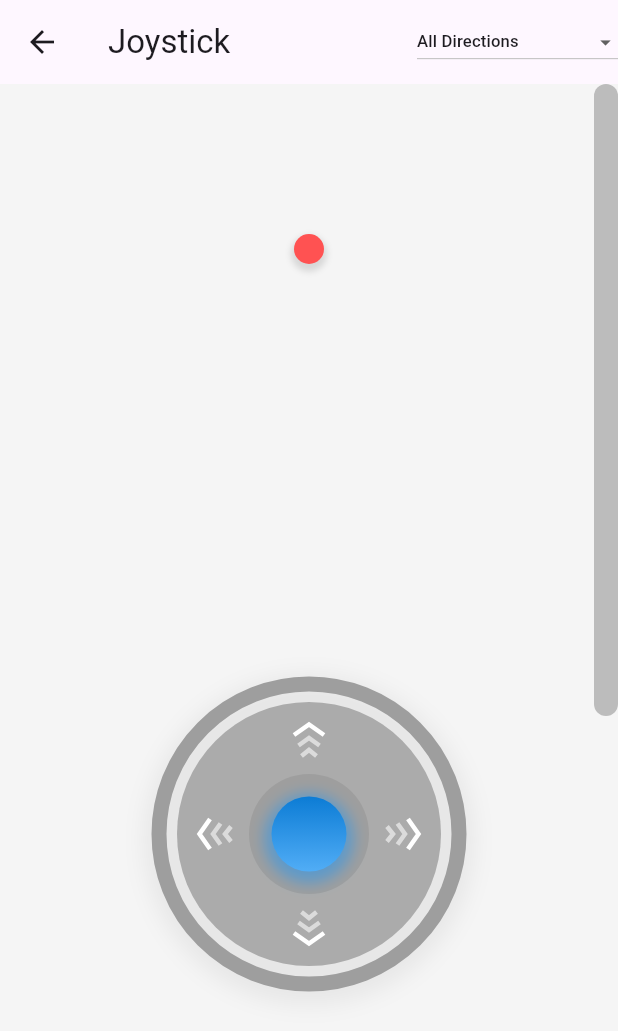
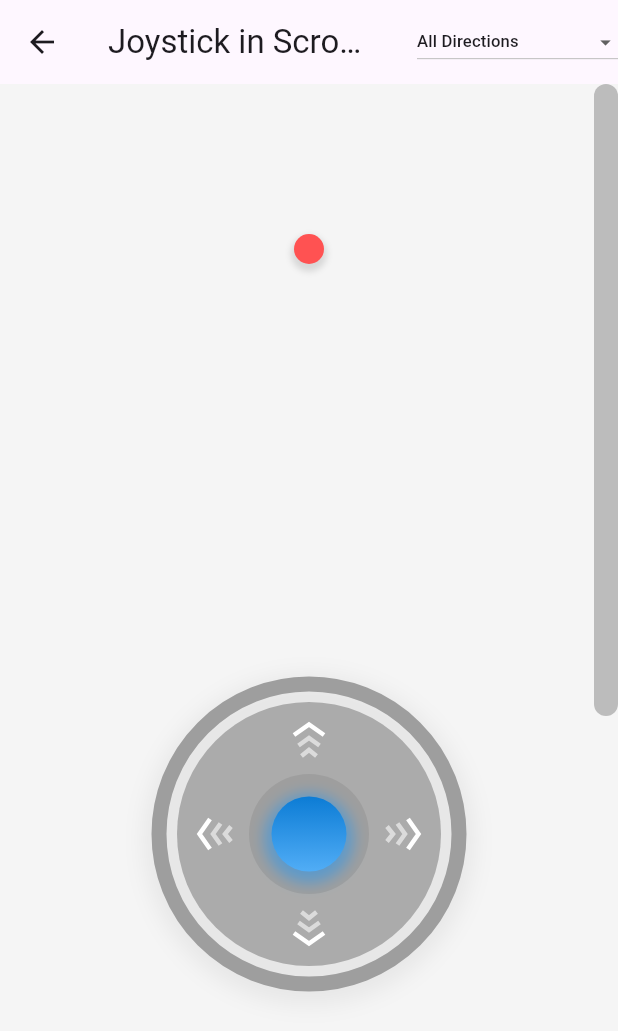
Before and after one commit to pavelzaichyk/flutter_joystick, a Flutter app: the JoystickInScrollView screen opened directly, on a phone screen of 412 x 824 dp. Shown: the top 1031 px of the screen. Run offline on Flutter 3.47's test engine with Material 3 defaults, Android fonts, the phone set to English and light mode, and no system bars.

Commit message:
Change Joystick in ScrollView title

```diff
--- a/example/lib/joystick_in_scrollview.dart
+++ b/example/lib/joystick_in_scrollview.dart
@@ -25,7 +25,7 @@ class _JoystickInScrollViewState extends State<JoystickInScrollView> {
     return Scaffold(
       backgroundColor: Colors.grey.shade100,
       appBar: AppBar(
-        title: const Text('Joystick'),
+        title: const Text('Joystick in ScrollView'),
         actions: [
           JoystickModeDropdown(
             mode: _joystickMode,
```
